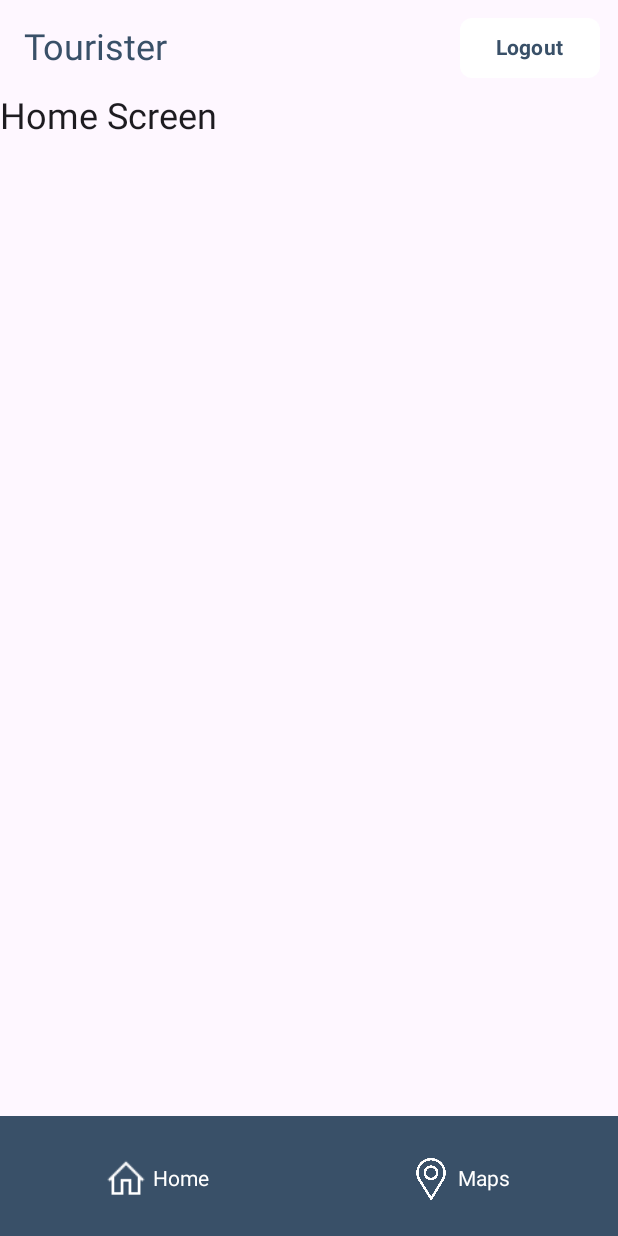
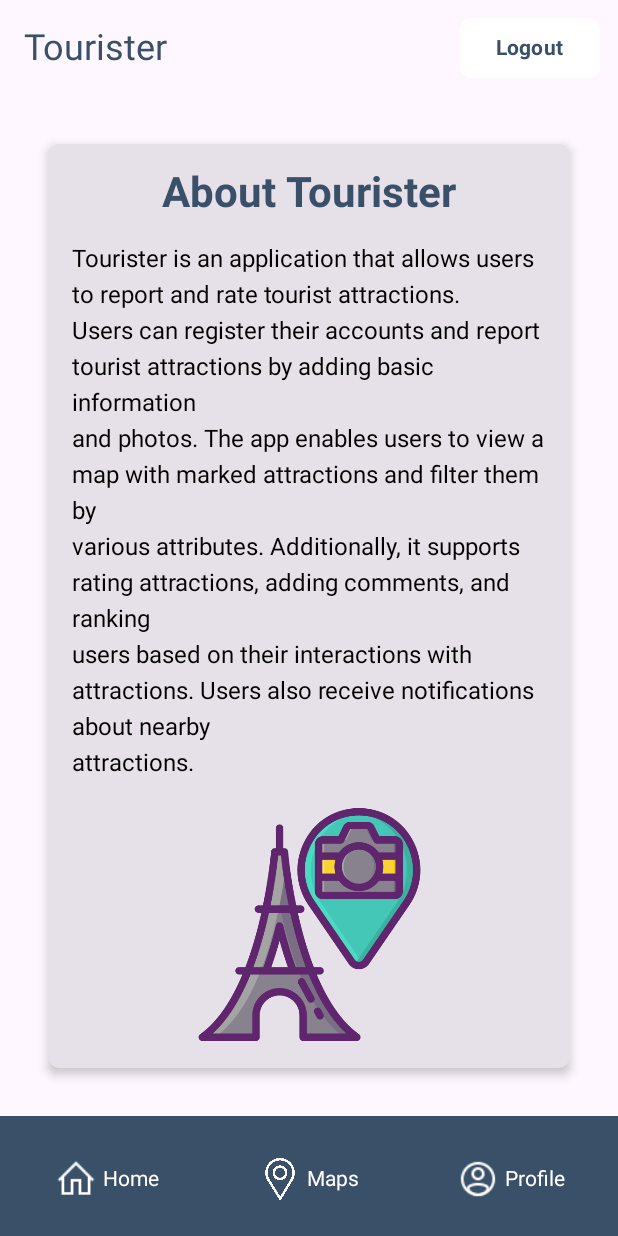
Before and after one commit to andjelaadoncov/Tourister, an Android app built with Jetpack Compose: the @Preview function MainAppScreenPreview, on a phone screen of 412 x 824 dp. Run offline under Robolectric (Android 15) with nearby library versions, the phone set to English and light mode, and no system bars; our stand-ins replace livedata-compose.

Commit message:
added functionality of adding attractions on the map, implemented foreground service

```diff
--- a/Tourister/app/build.gradle.kts
+++ b/Tourister/app/build.gradle.kts
@@ -78,6 +78,7 @@ dependencies {
     implementation(libs.androidx.runtime.livedata)
     implementation(libs.androidx.navigation.runtime.ktx)
     implementation(libs.androidx.navigation.compose)
+    implementation("io.coil-kt:coil-compose:2.4.0")
     testImplementation(libs.junit)
     androidTestImplementation(libs.androidx.junit)
     androidTestImplementation(libs.androidx.espresso.core)
--- a/Tourister/app/src/main/AndroidManifest.xml
+++ b/Tourister/app/src/main/AndroidManifest.xml
@@ -4,10 +4,13 @@
 
 
     <!-- Permissions -->
+    <uses-permission android:name="android.permission.POST_NOTIFICATIONS" />
     <uses-permission android:name="android.permission.WRITE_EXTERNAL_STORAGE" />
     <uses-permission android:name="android.permission.READ_EXTERNAL_STORAGE" />
     <uses-permission android:name="android.permission.ACCESS_FINE_LOCATION" />
     <uses-permission android:name="android.permission.ACCESS_COARSE_LOCATION" />
+    <uses-permission android:name="android.permission.FOREGROUND_SERVICE" />
+    <uses-permission android:name="android.permission.ACCESS_BACKGROUND_LOCATION" />
 
 
     <application
@@ -45,6 +48,8 @@
             android:name="com.google.android.geo.API_KEY"
             android:value="${MAPS_API_KEY}" />
 
+        <service android:name="LocationService" />
+
     </application>
 
 </manifest>
--- a/Tourister/app/src/main/java/com/example/tourister/MainActivity.kt
+++ b/Tourister/app/src/main/java/com/example/tourister/MainActivity.kt
@@ -27,7 +27,7 @@ import com.example.tourister.screens.LoginScreen
 import com.example.tourister.screens.RegistrationScreen
 import com.example.tourister.ui.theme.TouristerTheme
 import com.example.tourister.screens.MainAppScreen
-import com.example.tourister.models.LocationViewModel
+import com.example.tourister.viewModels.LocationViewModel
 
 class MainActivity : ComponentActivity() {
     override fun onCreate(savedInstanceState: Bundle?) {
--- a/Tourister/app/src/main/java/com/example/tourister/MapsActivity.kt
+++ b/Tourister/app/src/main/java/com/example/tourister/MapsActivity.kt
@@ -15,7 +15,7 @@ import com.google.android.gms.maps.SupportMapFragment
 import com.google.android.gms.maps.model.LatLng
 import com.google.android.gms.maps.model.MarkerOptions
 import com.example.tourister.databinding.ActivityMapsBinding
-import com.example.tourister.models.LocationViewModel
+import com.example.tourister.viewModels.LocationViewModel
 
 class MapsActivity : AppCompatActivity(), OnMapReadyCallback {
 
--- /dev/null
+++ b/Tourister/app/src/main/java/com/example/tourister/screens/AboutScreen.kt
@@ -0,0 +1,87 @@
+package com.example.tourister.screens
+
+import androidx.compose.foundation.Image
+import androidx.compose.foundation.layout.Arrangement
+import androidx.compose.foundation.layout.Box
+import androidx.compose.foundation.layout.Column
+import androidx.compose.foundation.layout.fillMaxSize
+import androidx.compose.foundation.layout.fillMaxWidth
+import androidx.compose.foundation.layout.padding
+import androidx.compose.foundation.layout.size
+import androidx.compose.foundation.layout.wrapContentSize
+import androidx.compose.foundation.shape.RoundedCornerShape
+import androidx.compose.material3.Card
+import androidx.compose.material3.CardDefaults
+import androidx.compose.material3.Text
+import androidx.compose.runtime.Composable
+import androidx.compose.ui.Alignment
+import androidx.compose.ui.Modifier
+import androidx.compose.ui.unit.dp
+import androidx.compose.ui.unit.sp
+import androidx.compose.ui.text.font.FontWeight
+
+import androidx.compose.ui.graphics.Color
+import androidx.compose.ui.res.painterResource
+import com.example.tourister.R
+
+@Composable
+fun AboutScreen() {
+    Box(
+        modifier = Modifier
+            .fillMaxSize()
+            .padding(16.dp),
+        contentAlignment = Alignment.Center // Center content horizontally and vertically
+    ) {
+        Card(
+            modifier = Modifier
+                .fillMaxWidth()
+                .padding(16.dp),
+            elevation = CardDefaults.cardElevation(
+                defaultElevation = 4.dp
+            ),
+            shape = RoundedCornerShape(8.dp)
+        ) {
+            Column(
+                modifier = Modifier.padding(16.dp),
+                horizontalAlignment = Alignment.CenterHorizontally, // Center contents horizontally
+                verticalArrangement = Arrangement.Center
+            ) {
+                Text(
+                    text = "About Tourister",
+                    fontSize = 28.sp,
+                    fontWeight = FontWeight.Bold,
+                    color = Color(0xff395068), // Adjust color to fit your theme
+                    modifier = Modifier.padding(bottom = 16.dp)
+                )
+
+                Text(
+                    text = """
+                        Tourister is an application that allows users to report and rate tourist attractions.
+                        Users can register their accounts and report tourist attractions by adding basic information
+                        and photos. The app enables users to view a map with marked attractions and filter them by
+                        various attributes. Additionally, it supports rating attractions, adding comments, and ranking
+                        users based on their interactions with attractions. Users also receive notifications about nearby
+                        attractions.
+                    """.trimIndent(),
+                    fontSize = 16.sp,
+                    lineHeight = 24.sp,
+                    color = Color.Black
+                )
+
+                // Center the image
+                Box(
+                    modifier = Modifier
+                        .padding(top = 16.dp)
+                        .fillMaxWidth()
+                        .wrapContentSize(align = Alignment.Center)
+                ) {
+                    Image(
+                        painter = painterResource(id = R.drawable.attraction), // Replace with your drawable resource
+                        contentDescription = "Tourister Logo",
+                        modifier = Modifier.size(200.dp) // Adjust size as needed
+                    )
+                }
+            }
+        }
+    }
+}
--- a/Tourister/app/src/main/java/com/example/tourister/screens/LoginScreen.kt
+++ b/Tourister/app/src/main/java/com/example/tourister/screens/LoginScreen.kt
@@ -15,7 +15,7 @@ import androidx.compose.ui.text.style.TextAlign
 import androidx.compose.ui.unit.sp
 import androidx.compose.ui.text.font.FontWeight
 import com.example.tourister.R
-import com.example.tourister.models.LoginViewModel
+import com.example.tourister.viewModels.LoginViewModel
 import androidx.compose.ui.text.TextStyle
 import androidx.compose.ui.text.font.FontStyle
 import androidx.lifecycle.viewmodel.compose.viewModel
--- a/Tourister/app/src/main/java/com/example/tourister/screens/MainAppScreen.kt
+++ b/Tourister/app/src/main/java/com/example/tourister/screens/MainAppScreen.kt
@@ -1,5 +1,8 @@
 package com.example.tourister.screens
 
+import android.os.Build
+import android.util.Log
+import androidx.annotation.RequiresApi
 import androidx.compose.foundation.layout.Arrangement
 import androidx.compose.foundation.layout.Row
 import androidx.compose.foundation.layout.fillMaxWidth
@@ -19,13 +22,18 @@ import androidx.compose.ui.unit.dp
 import androidx.compose.ui.unit.sp
 import androidx.lifecycle.viewmodel.compose.viewModel
 import androidx.navigation.NavHostController
+import androidx.navigation.NavType
 import androidx.navigation.compose.NavHost
 import androidx.navigation.compose.composable
 import androidx.navigation.compose.rememberNavController
+import androidx.navigation.navArgument
 import com.example.tourister.R
-import com.example.tourister.models.LocationViewModel
+import com.example.tourister.viewModels.LocationViewModel
+import com.google.android.gms.maps.model.LatLng
+import kotlinx.coroutines.launch
 
 @OptIn(ExperimentalMaterial3Api::class)
+@RequiresApi(Build.VERSION_CODES.O)
 @Composable
 fun MainAppScreen(
     locationViewModel: LocationViewModel = viewModel(),
@@ -34,6 +42,7 @@ fun MainAppScreen(
     val navController = rememberNavController()
     val scope = rememberCoroutineScope()
     var showLogoutDialog by remember { mutableStateOf(false) }
+    val attractionLocations = remember { mutableStateListOf<LatLng>() }
 
     Scaffold(
         topBar = {
@@ -46,8 +55,8 @@ fun MainAppScreen(
                             containerColor = Color.White,
                             contentColor = Color(0xff395068)
                         ),
-                        shape = RoundedCornerShape(8.dp),  // Zaobljeni uglovi
-                        modifier = Modifier.padding(end = 8.dp)  // Razmak sa desne strane
+                        shape = RoundedCornerShape(8.dp),
+                        modifier = Modifier.padding(end = 8.dp)
                     ) {
                         Text("Logout", fontWeight = FontWeight.Bold)
                     }
@@ -66,19 +75,48 @@ fun MainAppScreen(
             modifier = Modifier.padding(paddingValues)
         ) {
             composable("home") {
-                Text(text = "Home Screen", fontSize = 24.sp)
+               AboutScreen()
             }
             composable("map") {
                 val location by locationViewModel.location.observeAsState()
                 MapScreen(
                     location = location,
-                    onBackToMainScreen = { navController.navigate("home") }
+                    onBackToMainScreen = { navController.navigate("home") },
+                    onAddAttraction = { latLng ->
+                        navController.navigate("addAttraction/${latLng.latitude}/${latLng.longitude}")
+                    },
+                    attractionLocations = attractionLocations
+                )
+            }
+            composable("profile") {
+                Text(text = "Home Screen", fontSize = 24.sp)
+            }
+            composable("addAttraction/{latitude}/{longitude}") { backStackEntry ->
+                val latitude = backStackEntry.arguments?.getString("latitude")?.toDouble() ?: 0.0
+                val longitude = backStackEntry.arguments?.getString("longitude")?.toDouble() ?: 0.0
+                AddAttractionScreen(
+                    latitude = latitude,
+                    longitude = longitude,
+                    onAddAttraction = { attraction ->
+                        // Save to Firebase or local database
+                        scope.launch {
+                            // Add the attraction location to the list and navigate back to the map
+                            attractionLocations.add(LatLng(attraction.latitude, attraction.longitude))
+                            navController.navigate("map")
+                        }
+                    },
+                    onBackToMapScreen = { latLng ->
+                        scope.launch {
+                            attractionLocations.add(latLng)
+                            navController.navigate("map")
+                        }
+                    }
                 )
             }
         }
 
-        // Start location updates
         LaunchedEffect(Unit) {
+            Log.d("nikola", "LaunchedEffect")
             locationViewModel.startLocationUpdates()
         }
 
@@ -125,7 +163,9 @@ fun NavigationBar(navController: NavHostController) {
                             painter = painterResource(id = R.drawable.home),
                             contentDescription = "Home",
                             tint = Color.White,
-                            modifier = Modifier.size(32.dp).padding(end = 4.dp)
+                            modifier = Modifier
+                                .size(32.dp)
+                                .padding(end = 4.dp)
                         )
                         Text("Home", color = Color.White)
                     }
@@ -140,9 +180,28 @@ fun NavigationBar(navController: NavHostController) {
                             painter = painterResource(id = R.drawable.placeholder),
                             contentDescription = "Maps",
                             tint = Color.White,
-                            modifier = Modifier.size(32.dp).padding(end = 4.dp)
+                            modifier = Modifier
+                                .size(32.dp)
+                                .padding(end = 4.dp)
                         )
                         Text("Maps", color = Color.White)
+                    }
+                }
+            )
+            NavigationBarItem(
+                selected = false,
+                onClick = { navController.navigate("profile") },
+                icon = {
+                    Row(verticalAlignment = Alignment.CenterVertically) {
+                        Icon(
+                            painter = painterResource(id = R.drawable.account),
+                            contentDescription = "Profile",
+                            tint = Color.White,
+                            modifier = Modifier
+                                .size(32.dp)
+                                .padding(end = 4.dp)
+                        )
+                        Text("Profile", color = Color.White)
                     }
                 }
             )
@@ -151,6 +210,7 @@ fun NavigationBar(navController: NavHostController) {
 }
 
 
+@RequiresApi(Build.VERSION_CODES.O)
 @Preview(showBackground = true)
 @Composable
 fun MainAppScreenPreview() {
--- a/Tourister/app/src/main/java/com/example/tourister/screens/RegistrationScreen.kt
+++ b/Tourister/app/src/main/java/com/example/tourister/screens/RegistrationScreen.kt
@@ -17,7 +17,7 @@ import androidx.compose.ui.text.font.FontWeight
 import androidx.compose.ui.text.font.FontStyle
 import androidx.lifecycle.viewmodel.compose.viewModel
 import com.example.tourister.R
-import com.example.tourister.models.RegistrationViewModel
+import com.example.tourister.viewModels.RegistrationViewModel
 import android.net.Uri
 import androidx.activity.compose.rememberLauncherForActivityResult
 import androidx.activity.result.contract.ActivityResultContracts
--- a/Tourister/app/src/main/java/com/example/tourister/models/LocationViewModel.kt
+++ b/Tourister/app/src/main/java/com/example/tourister/viewModels/LocationViewModel.kt
@@ -1,4 +1,4 @@
-package com.example.tourister.models
+package com.example.tourister.viewModels
 
 import android.Manifest
 import android.app.Application
@@ -28,6 +28,7 @@ class LocationViewModel(application: Application) : AndroidViewModel(application
     private var hasLocation = false
 
     fun startLocationUpdates() {
+        Log.d("nikola", "startLocationUpdates")
         val locationRequest = LocationRequest.Builder(Priority.PRIORITY_HIGH_ACCURACY, 5000)
             .setWaitForAccurateLocation(true)
             .setMinUpdateIntervalMillis(2000)
@@ -38,6 +39,7 @@ class LocationViewModel(application: Application) : AndroidViewModel(application
 
             // Attempt to get the most accurate current location
             fusedLocationClient.getCurrentLocation(Priority.PRIORITY_HIGH_ACCURACY, null).addOnSuccessListener { location ->
+                Log.d("nikola", "location1")
                 if (!hasLocation) {
                     location?.let {
                         _location.value = it
--- a/Tourister/app/src/main/java/com/example/tourister/models/LoginViewModel.kt
+++ b/Tourister/app/src/main/java/com/example/tourister/viewModels/LoginViewModel.kt
@@ -1,4 +1,4 @@
-package com.example.tourister.models
+package com.example.tourister.viewModels
 
 import androidx.lifecycle.ViewModel
 import androidx.lifecycle.viewModelScope
--- a/Tourister/app/src/main/java/com/example/tourister/models/RegistrationViewModel.kt
+++ b/Tourister/app/src/main/java/com/example/tourister/viewModels/RegistrationViewModel.kt
@@ -1,4 +1,4 @@
-package com.example.tourister.models
+package com.example.tourister.viewModels
 
 import android.net.Uri
 import android.util.Log
```
Also changed, not shown: Tourister/app/src/main/java/com/example/tourister/models/Attraction.kt (added, +13 -0 lines), Tourister/app/src/main/java/com/example/tourister/screens/AddAttractionScreen.kt (added, +224 -0 lines), Tourister/app/src/main/java/com/example/tourister/screens/MapScreen.kt (+105 -3 lines), Tourister/app/src/main/java/com/example/tourister/services/LocationService.kt (added, +154 -0 lines), Tourister/app/src/main/res/drawable-nodpi/attraction.png (added), Tourister/app/src/main/res/drawable/bell.png (added).
